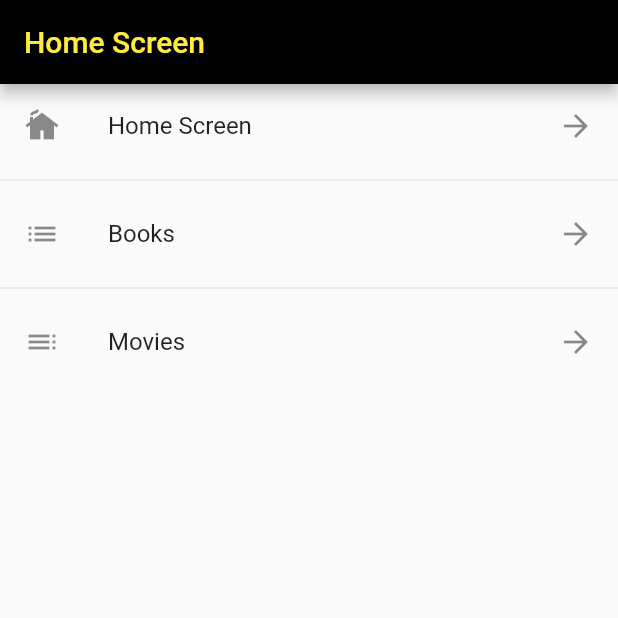
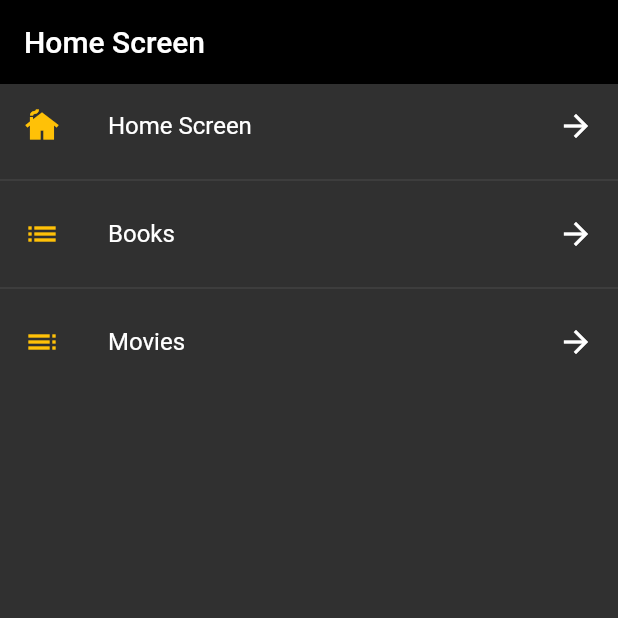
Before and after one commit to Abdielcoder/flutterSnippets, a Flutter app: the screen it shows after launch, on a phone screen of 412 x 824 dp, the top half of it. Run offline on Flutter 3.47's test engine with Material 2 defaults, Android fonts, the phone set to English and light mode, and no system bars; our stand-ins replace new_gradient_app_bar.

Commit message:
SNP09 - APP THEME

```diff
--- a/components/lib/main.dart
+++ b/components/lib/main.dart
@@ -1,4 +1,5 @@
 import 'package:components/router/app_routes.dart';
+import 'package:components/theme/app_theme.dart';
 import 'package:flutter/material.dart';
 
 
@@ -19,6 +20,7 @@ class MyApp extends StatelessWidget {
       initialRoute: AppRoutes.initialRoute,
       routes: AppRoutes.getAppRoutes(),//All routes
       onGenerateRoute: AppRoutes.onGenerateRoute,
+      theme: AppTheme.lightTheme
     );
   }
 }
--- a/components/lib/screens/home_screen.dart
+++ b/components/lib/screens/home_screen.dart
@@ -1,5 +1,5 @@
-import 'package:components/models/menu_option.dart';
 import 'package:components/router/app_routes.dart';
+import 'package:components/theme/app_theme.dart';
 import 'package:flutter/material.dart';
 
 void main() {
@@ -13,16 +13,17 @@ class HomeScreen extends StatelessWidget {
   Widget build(BuildContext context) {
     return MaterialApp(
       debugShowCheckedModeBanner: false,
+      theme: AppTheme.lightTheme,
       home: Scaffold(
         appBar: AppBar(
-          title: const Text('Home Screen',style: TextStyle(color: Colors.yellow),),
-          backgroundColor: Colors.black,
+          title: const Text('Home Screen'),
+
         ),
         body:  ListView.separated(
             separatorBuilder: (context, index) => const Divider(),
             itemCount: AppRoutes.menuOptions.length,
             itemBuilder: (context, index) =>   ListTile(
-                    leading:  Icon(AppRoutes.menuOptions[index].icon),
+                    leading:  Icon(AppRoutes.menuOptions[index].icon,color: AppTheme.primary),
                     title:    Text(AppRoutes.menuOptions[index].name),
                     trailing: const  Icon(Icons.arrow_forward),
                     onTap: () {
--- a/components/lib/screens/listview1_screen.dart
+++ b/components/lib/screens/listview1_screen.dart
@@ -1,4 +1,5 @@
 
+import 'package:components/theme/app_theme.dart';
 import 'package:flutter/material.dart';
 
 class ListView1Screen extends StatelessWidget{
@@ -12,7 +13,7 @@ class ListView1Screen extends StatelessWidget{
       body:  Center(
         child: ListView(children:  [
           ...books.map((titles) =>  ListTile(
-               leading: const Icon(Icons.account_circle_sharp),
+               leading: const Icon(Icons.account_circle_sharp,color: AppTheme.primary,),
                title: Text(titles),
                 trailing: const Icon(Icons.arrow_forward_ios_outlined),
              )
--- /dev/null
+++ b/components/lib/theme/app_theme.dart
@@ -0,0 +1,16 @@
+
+
+import 'package:flutter/material.dart';
+
+class AppTheme{
+  static const Color primary = Colors.amber;
+
+  static final ThemeData lightTheme = ThemeData.dark().copyWith(
+        primaryColor: primary,
+        appBarTheme: const AppBarTheme(
+          color: Color.fromARGB(255, 0, 0, 0),
+          elevation: 0
+        )
+      );
+
+}
```
Also changed, not shown: components/lib/screens/listview2_screen.dart (+6 -3 lines).
